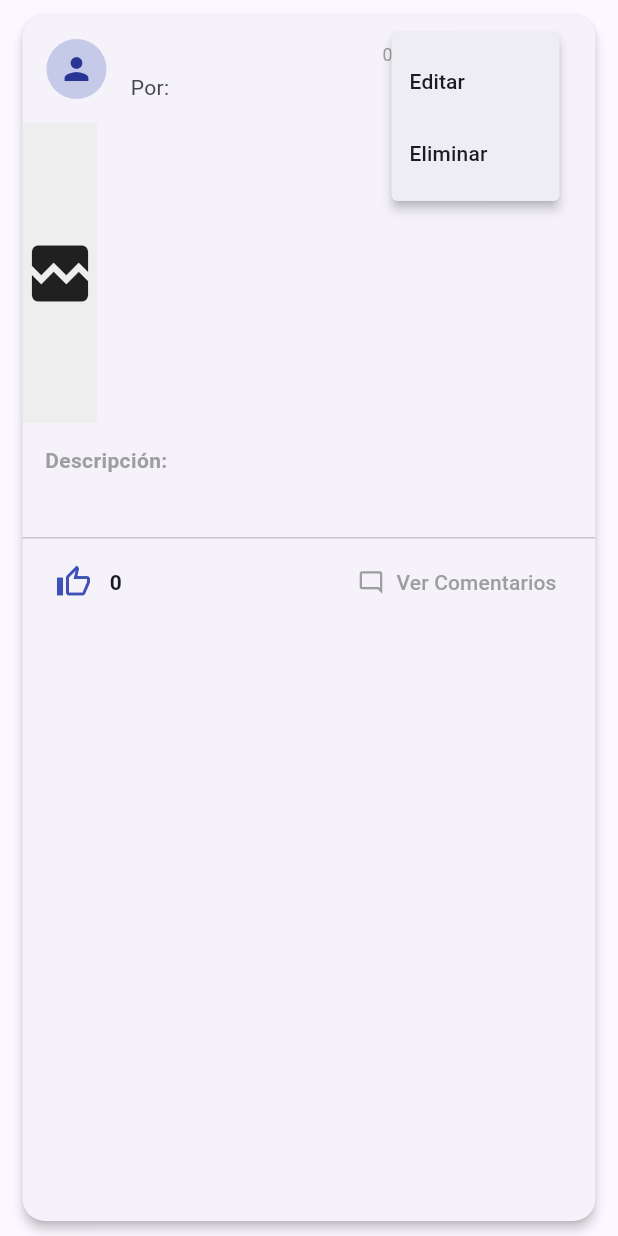
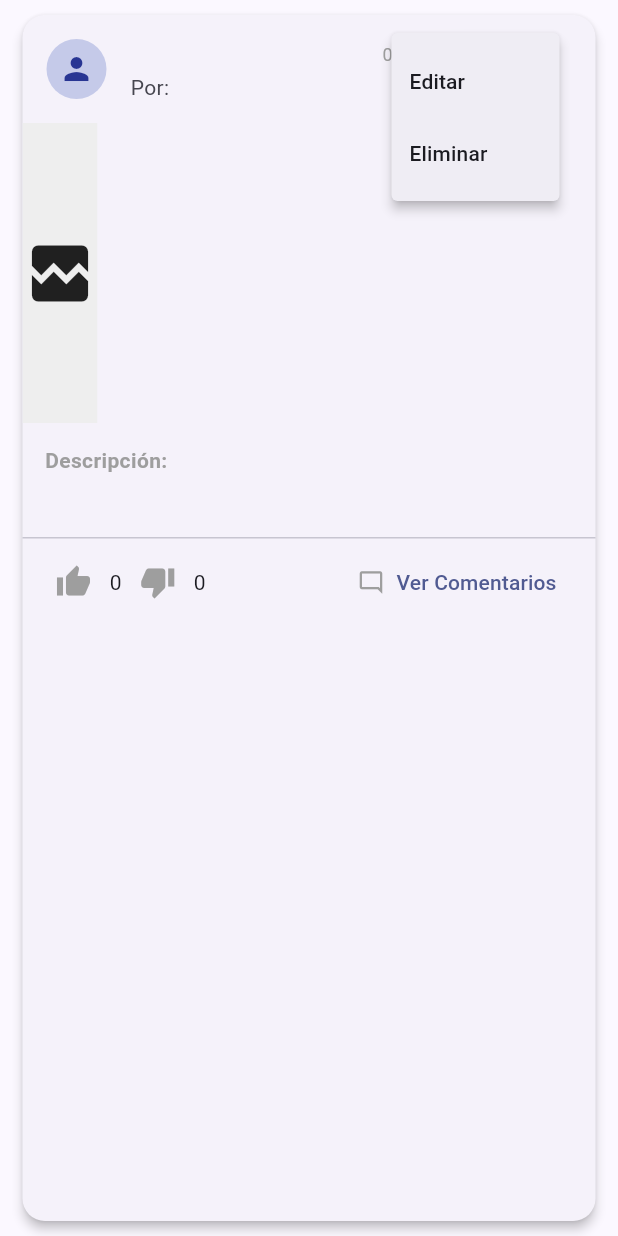
Before and after one commit to PabloDV101/Principios_Pablo, a Flutter app: the BandCard widget shown alone on an empty page, opened directly with empty values, after a tap on the "more vert" icon, on a phone screen of 412 x 824 dp. Run offline on Flutter 3.47's test engine with Material 3 defaults, Android fonts, the phone set to English and light mode, and no system bars; our stand-ins replace flutter_secure_storage, image_picker, jwt_decoder; accounts and stored records are empty; network calls fail.

Commit message:
project complete

```diff
--- a/project1/bandasf/lib/screens/home_screen.dart
+++ b/project1/bandasf/lib/screens/home_screen.dart
@@ -20,6 +20,7 @@ class BandCard extends StatelessWidget {
   final String usuarioLogueado;
   final bool esAdmin;
   final VoidCallback onLikePressed;
+  final VoidCallback onDislikePressed;
   final VoidCallback onEditPressed;
   final VoidCallback onDeletePressed;
   final VoidCallback onCommentPressed;
@@ -28,6 +29,7 @@ class BandCard extends StatelessWidget {
     super.key,
     required this.banda,
     required this.onLikePressed,
+    required this.onDislikePressed,
     required this.onEditPressed,
     required this.onDeletePressed,
     required this.usuarioLogueado,
@@ -46,52 +48,22 @@ class BandCard extends StatelessWidget {
       child: Column(
         crossAxisAlignment: CrossAxisAlignment.start,
         children: [
-          // 1. Cabecera (Avatar, Nombre y Menú)
           ListTile(
-            leading: CircleAvatar(
-              backgroundColor: Colors.indigo[100],
-              child: Icon(Icons.person, color: Colors.indigo[800]),
-            ),
-            // En tu BandCard.dart, ajusta esta parte:
-            // En BandCard.dart
+            leading: CircleAvatar(backgroundColor: Colors.indigo[100], child: Icon(Icons.person, color: Colors.indigo[800])),
             title: Row(
               children: [
-                Expanded(
-                  child: Text(
-                    banda.nombre,
-                    style: const TextStyle(fontWeight: FontWeight.bold),
-                    overflow: TextOverflow.ellipsis,
-                  ),
-                ),
-                const SizedBox(width: 8), // Pequeño espacio
-                Text(
-                  DateFormat('dd/MM/yy')
-                      .format(banda.fechaCreacion ?? DateTime.now()),
-                  style: const TextStyle(fontSize: 12, color: Colors.grey),
-                ),
+                Expanded(child: Text(banda.nombre, style: const TextStyle(fontWeight: FontWeight.bold), overflow: TextOverflow.ellipsis)),
+                Text(DateFormat('dd/MM/yy').format(banda.fechaCreacion ?? DateTime.now()), style: const TextStyle(fontSize: 12, color: Colors.grey)),
               ],
             ),
             subtitle: Text("Por: ${banda.usernameAutor}"),
-            // 1. Definimos las reglas de negocio
-
-// Pásale este booleano desde HomeScreen
-
-            trailing: (esDuenio ||
-                    esAdmin) // Usas la variable pasada por el constructor
-                ? PopupMenuButton<String>(
-                    onSelected: (value) {
-                      if (value == 'editar') onEditPressed();
-                      if (value == 'eliminar') onDeletePressed();
-                    },
-                    itemBuilder: (context) => [
-                      if (esDuenio) // Solo el dueño ve Editar
-                        const PopupMenuItem(
-                            value: 'editar', child: Text("Editar")),
-                      const PopupMenuItem(
-                          value: 'eliminar', child: Text("Eliminar")),
-                    ],
-                  )
-                : null,
+            trailing: (esDuenio || esAdmin) ? PopupMenuButton<String>(
+              onSelected: (value) { if (value == 'editar') onEditPressed(); if (value == 'eliminar') onDeletePressed(); },
+              itemBuilder: (context) => [
+                if (esDuenio) const PopupMenuItem(value: 'editar', child: Text("Editar")),
+                const PopupMenuItem(value: 'eliminar', child: Text("Eliminar")),
+              ],
+            ) : null,
           ),
 
           // 2. Imagen de la Banda
@@ -132,28 +104,27 @@ class BandCard extends StatelessWidget {
 
           const Divider(height: 1),
 
-          // 4. Barra de Acciones
           Padding(
             padding: const EdgeInsets.symmetric(horizontal: 10, vertical: 5),
             child: Row(
               children: [
+                // AQUÍ LA LÓGICA DE REACCIÓN ACTIVA
                 IconButton(
-                  icon:
-                      const Icon(Icons.thumb_up_outlined, color: Colors.indigo),
+                  icon: Icon(Icons.thumb_up, color: banda.dioLike ? Colors.indigo : Colors.grey),
                   onPressed: onLikePressed,
                 ),
-                Text(
-                  "${banda.likesCount}",
-                  style: const TextStyle(fontWeight: FontWeight.bold),
+                Text("${banda.likesCount}"),
+
+                IconButton(
+                  icon: Icon(Icons.thumb_down, color: banda.dioDislike ? Colors.red : Colors.grey),
+                  onPressed: onDislikePressed,
                 ),
+                Text("${banda.dislikesCount}"),
+
                 const Spacer(),
                 TextButton.icon(
-                  icon: const Icon(Icons.mode_comment_outlined,
-                      color: Colors.grey),
-                  label: const Text(
-                    "Ver Comentarios",
-                    style: TextStyle(color: Colors.grey),
-                  ),
+                  icon: const Icon(Icons.mode_comment_outlined, color: Colors.grey),
+                  label: const Text("Ver Comentarios"),
                   onPressed: onCommentPressed,
                 ),
               ],
@@ -216,6 +187,19 @@ class _HomeScreenState extends State<HomeScreen> {
       debugPrint("Error al cargar feed: $e");
     }
   }
+
+Future<void> ejecutarReaccion(int index, String tipo) async {
+  try {
+    // Llamamos al backend que ahora maneja el toggle
+    await _apiService.reaccionar(misBandas[index].id!, tipo);
+
+    // Refrescamos todo el feed para obtener los contadores y estados actualizados
+    // desde el servidor, que es la única forma de estar 100% seguros del resultado.
+    await _cargarBandas();
+  } catch (e) {
+    debugPrint("Error al reaccionar: $e");
+  }
+}
 
   // Método para actualizar la lista y reflejar los cambios en la UI
   Future<void> incrementarLike(int index) async {
@@ -327,7 +311,9 @@ class _HomeScreenState extends State<HomeScreen> {
                       usuarioLogueado: _nombreUsuarioLogueado,
                       esAdmin:
                           _esAdmin, // <--- Usa directamente la variable de estado
-                      onLikePressed: () => incrementarLike(index),
+                      onLikePressed: () => ejecutarReaccion(index, "LIKE"),
+                      onDislikePressed: () =>
+                          ejecutarReaccion(index, "DISLIKE"),
                       onCommentPressed: () => Navigator.pushNamed(
                           context, '/comments',
                           arguments: banda.id),
```
Also changed, not shown: project1/bandasf/lib/models/band_model.dart (+21 -0 lines), project1/bandasf/lib/services/api_service.dart (+10 -7 lines), 5 other files.
